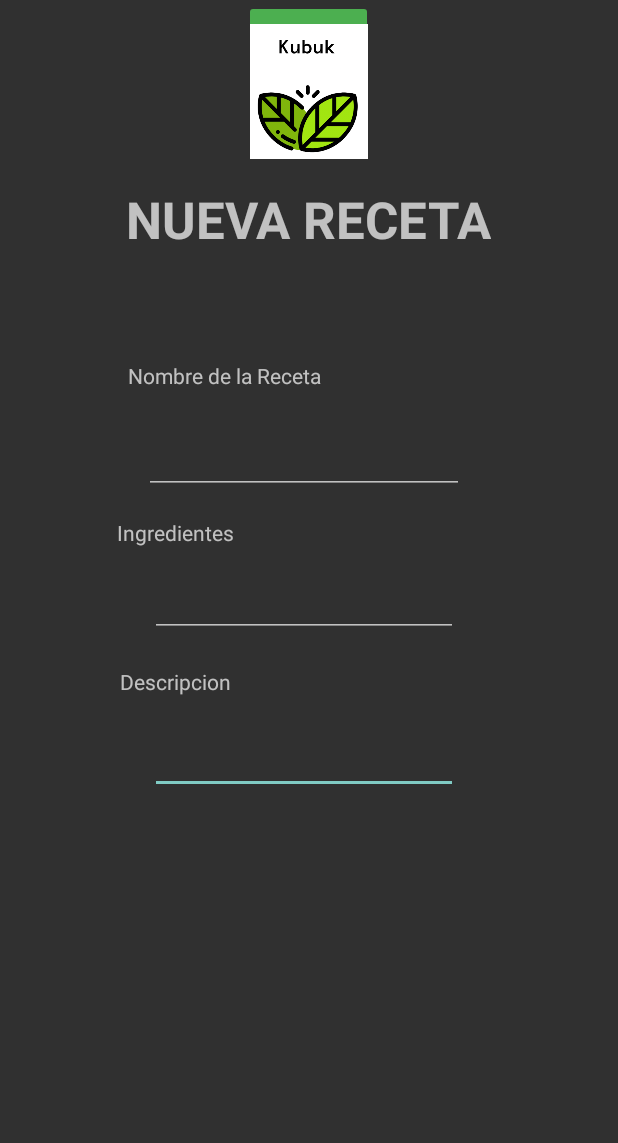
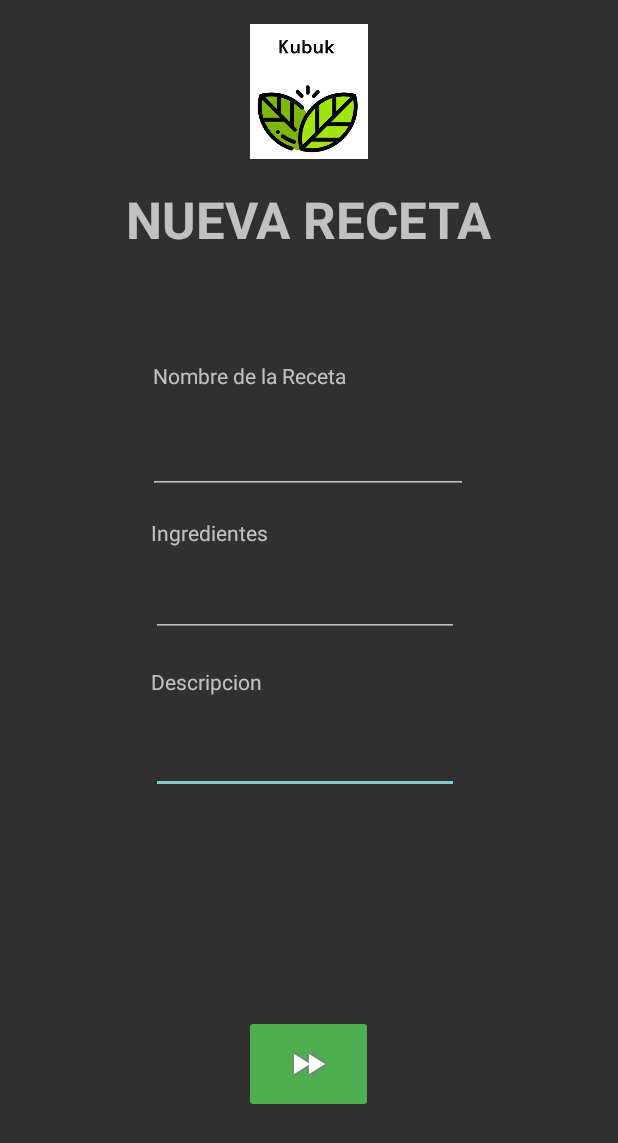
Before and after one commit to EnekoCP/Kubuk, an Android app: the AddRecetaActivity screen opened directly, with no data from a screen before it, on a phone screen of 412 x 824 dp. Shown: the top 1143 px of the screen. Run offline under Robolectric (Android 15) with nearby library versions, the phone set to English and light mode, and no system bars; our stand-ins replace Volley.

Commit message:
PHPs EDIT+ADD Recetas ACABANDO + ADD ERROR SOLUCIONADO

```diff
--- a/app/src/main/java/com/example/kubuk/AddEditRecetas/AddRecetaActivity.java
+++ b/app/src/main/java/com/example/kubuk/AddEditRecetas/AddRecetaActivity.java
@@ -18,6 +18,7 @@ import com.android.volley.toolbox.JsonRequest;
 import com.android.volley.toolbox.Volley;
 import com.example.kubuk.R;
 import com.example.kubuk.User;
+import com.example.kubuk.users.LoginActivity;
 
 import org.json.JSONObject;
 
@@ -34,7 +35,7 @@ public class AddRecetaActivity extends AppCompatActivity implements Response.Lis
 
 
     guardar = findViewById(R.id.next);
-    nombre = findViewById(R.id.nomRecetaEdit);
+    nombre = findViewById(R.id.nomReceta);
     descripcion = findViewById(R.id.descripcion);
     ingredientes = findViewById(R.id.ingredientes);
 
@@ -48,7 +49,9 @@ public class AddRecetaActivity extends AppCompatActivity implements Response.Lis
         guardar.setOnClickListener(new View.OnClickListener() {
             @Override
             public void onClick(View view) {
-                meterPrimerosDatos();
+                //meterPrimerosDatos();
+                Intent i= new Intent(AddRecetaActivity.this, AddRecetaActivity2.class);
+                startActivity(i);
             }
         });
     }
@@ -72,7 +75,7 @@ public class AddRecetaActivity extends AppCompatActivity implements Response.Lis
 
     private void meterPrimerosDatos(){
         // Instantiate the RequestQueue.
-        String url ="http://ec2-52-56-170-196.eu-west-2.compute.amazonaws.com/ecalvo023/WEB/add1.php?name="+nombre.getText().toString()+"&descripcion="+descripcion.getText().toString()+
+        String url ="http://ec2-52-56-170-196.eu-west-2.compute.amazonaws.com/everhorst001/WEB/Kubuk/add1.php?name="+nombre.getText().toString()+"&descripcion="+descripcion.getText().toString()+
                 "&ingredientes="+ingredientes.getText().toString()+"&user="+ User.getUsuario();
 
         JsonRequest jsonRequest = new JsonObjectRequest(Request.Method.GET, url, null,this,this);
--- a/app/src/main/java/com/example/kubuk/AddEditRecetas/EditRecetaActivity.java
+++ b/app/src/main/java/com/example/kubuk/AddEditRecetas/EditRecetaActivity.java
@@ -38,6 +38,8 @@ public class EditRecetaActivity extends AppCompatActivity implements Response.Li
         nombre = findViewById(R.id.nomRecetaEdit);
         descripcion = findViewById(R.id.descripcionEdit);
         ingredientes = findViewById(R.id.ingredientesEdit);
+
+
 
         queue = Volley.newRequestQueue(EditRecetaActivity.this);
 
@@ -81,7 +83,7 @@ public class EditRecetaActivity extends AppCompatActivity implements Response.Li
 
     private void updateDatos(){
         // Instantiate the RequestQueue.
-        String url ="http://ec2-52-56-170-196.eu-west-2.compute.amazonaws.com/ecalvo023/WEB/update.php?name="+nombre.getText().toString()+"&descripcion="+descripcion.getText().toString()+
+        String url ="http://ec2-52-56-170-196.eu-west-2.compute.amazonaws.com/everhorst001/WEB/update.php?name="+nombre.getText().toString()+"&descripcion="+descripcion.getText().toString()+
                 "&ingredientes="+ingredientes.getText().toString();
 
         JsonRequest jsonRequest = new JsonObjectRequest(Request.Method.GET, url, null,this,this);
@@ -91,7 +93,7 @@ public class EditRecetaActivity extends AppCompatActivity implements Response.Li
 
     private void deleteDatos(){
         // Instantiate the RequestQueue.
-        String url ="http://ec2-52-56-170-196.eu-west-2.compute.amazonaws.com/ecalvo023/WEB/delete.php?name="+nombre.getText().toString();
+        String url ="http://ec2-52-56-170-196.eu-west-2.compute.amazonaws.com/everhorst001/WEB/delete.php?name="+nombre.getText().toString();
 
         JsonRequest jsonRequest = new JsonObjectRequest(Request.Method.GET, url, null,this,this);
 
--- a/app/src/main/res/layout/activity_add_receta.xml
+++ b/app/src/main/res/layout/activity_add_receta.xml
@@ -4,18 +4,18 @@
     xmlns:tools="http://schemas.android.com/tools"
     android:layout_width="match_parent"
     android:layout_height="match_parent"
+    android:backgroundTint="#FFFFFF"
     tools:context=".AddEditRecetas.AddRecetaActivity">
 
     <TextView
         android:id="@+id/textView3"
         android:layout_width="wrap_content"
         android:layout_height="wrap_content"
-        android:layout_marginStart="80dp"
+        android:layout_marginStart="100dp"
         android:layout_marginTop="20dp"
-        android:layout_marginEnd="259dp"
+        android:layout_marginEnd="234dp"
         android:text="Descripcion "
         app:layout_constraintEnd_toEndOf="parent"
-        app:layout_constraintHorizontal_bias="0.0"
         app:layout_constraintStart_toStartOf="parent"
         app:layout_constraintTop_toBottomOf="@+id/ingredientes" />
 
@@ -25,11 +25,10 @@
         android:layout_height="48dp"
         android:layout_marginStart="100dp"
         android:layout_marginTop="17dp"
-        android:layout_marginEnd="101dp"
+        android:layout_marginEnd="106dp"
         android:ems="10"
         android:inputType="textPersonName"
         app:layout_constraintEnd_toEndOf="parent"
-        app:layout_constraintHorizontal_bias="0.0"
         app:layout_constraintStart_toStartOf="parent"
         app:layout_constraintTop_toBottomOf="@+id/textView3" />
 
@@ -37,12 +36,11 @@
         android:id="@+id/textView2"
         android:layout_width="wrap_content"
         android:layout_height="wrap_content"
-        android:layout_marginStart="80dp"
+        android:layout_marginStart="100dp"
         android:layout_marginTop="72dp"
-        android:layout_marginEnd="188dp"
+        android:layout_marginEnd="180dp"
         android:text="Nombre de la Receta"
         app:layout_constraintEnd_toEndOf="parent"
-        app:layout_constraintHorizontal_bias="0.333"
         app:layout_constraintStart_toStartOf="parent"
         app:layout_constraintTop_toBottomOf="@+id/textView" />
 
@@ -50,7 +48,7 @@
         android:id="@+id/nomReceta"
         android:layout_width="wrap_content"
         android:layout_height="wrap_content"
-        android:layout_marginStart="80dp"
+        android:layout_marginStart="100dp"
         android:layout_marginTop="21dp"
         android:layout_marginEnd="101dp"
         android:layout_marginBottom="30dp"
@@ -59,7 +57,6 @@
         android:minHeight="48dp"
         app:layout_constraintBottom_toTopOf="@+id/textView4"
         app:layout_constraintEnd_toEndOf="parent"
-        app:layout_constraintHorizontal_bias="0.923"
         app:layout_constraintStart_toStartOf="parent"
         app:layout_constraintTop_toBottomOf="@+id/textView2" />
 
@@ -69,11 +66,10 @@
         android:layout_height="48dp"
         android:layout_marginStart="100dp"
         android:layout_marginTop="12dp"
-        android:layout_marginEnd="101dp"
+        android:layout_marginEnd="106dp"
         android:ems="10"
         android:inputType="textPersonName"
         app:layout_constraintEnd_toEndOf="parent"
-        app:layout_constraintHorizontal_bias="0.0"
         app:layout_constraintStart_toStartOf="parent"
         app:layout_constraintTop_toBottomOf="@+id/textView4" />
 
@@ -81,9 +77,9 @@
         android:id="@+id/textView4"
         android:layout_width="wrap_content"
         android:layout_height="wrap_content"
-        android:layout_marginStart="80dp"
+        android:layout_marginStart="100dp"
         android:layout_marginTop="16dp"
-        android:layout_marginEnd="255dp"
+        android:layout_marginEnd="229dp"
         android:text="Ingredientes "
         app:layout_constraintEnd_toEndOf="parent"
         app:layout_constraintStart_toStartOf="parent"
@@ -95,11 +91,12 @@
         android:layout_height="65dp"
         android:layout_marginStart="162dp"
         android:layout_marginEnd="163dp"
+        android:layout_marginBottom="82dp"
         android:backgroundTint="#4CAF50"
+        app:layout_constraintBottom_toBottomOf="parent"
         app:layout_constraintEnd_toEndOf="parent"
         app:layout_constraintStart_toStartOf="parent"
-        app:srcCompat="@android:drawable/ic_media_ff"
-        tools:layout_editor_absoluteY="584dp" />
+        app:srcCompat="@android:drawable/ic_media_ff" />
 
     <TextView
         android:id="@+id/textView"
@@ -129,5 +126,4 @@
         app:srcCompat="@drawable/logo_grande" />
 
 
-
 </androidx.constraintlayout.widget.ConstraintLayout>
```
Also changed, not shown: app/src/main/java/com/example/kubuk/AddEditRecetas/AddRecetaActivity2.java (+16 -7 lines), app/src/main/res/layout/activity_add_receta2.xml (+26 -13 lines).
